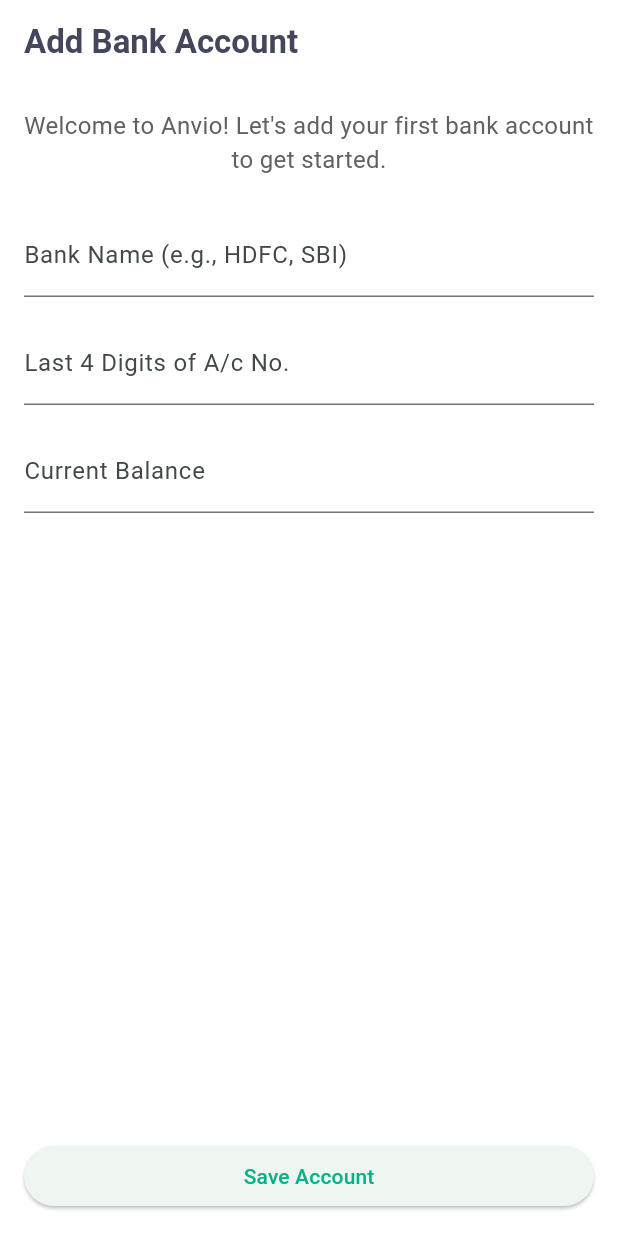
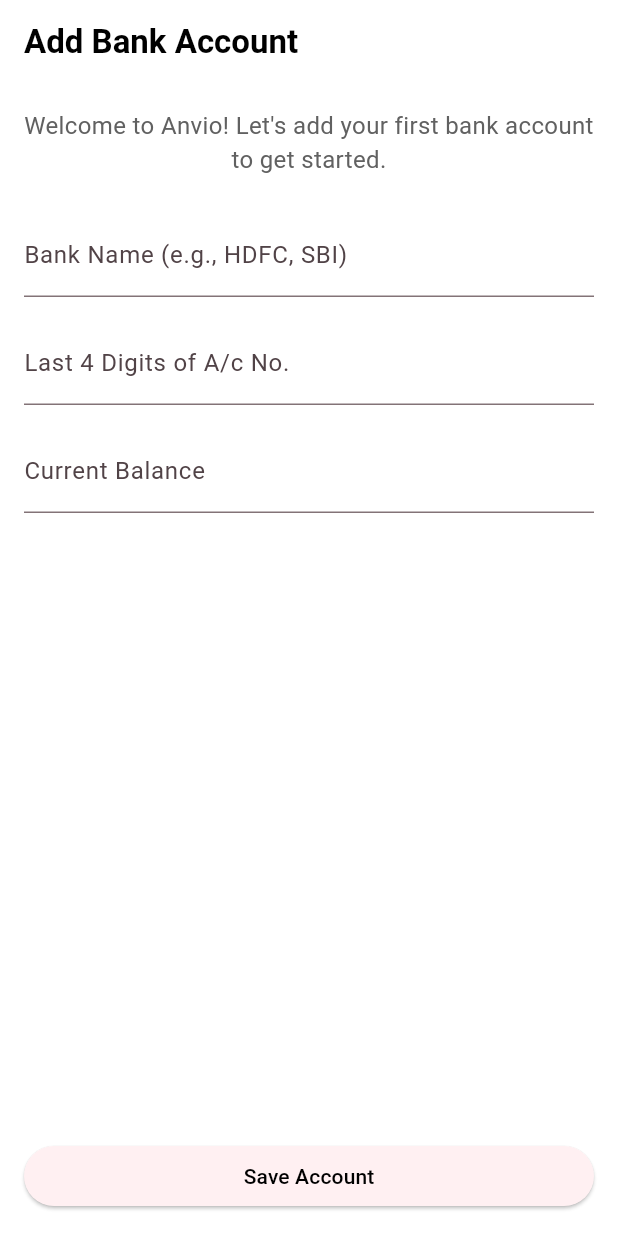
Before and after one commit to anant2704/anvio, a Flutter app: the screen it shows after launch, on a phone screen of 412 x 824 dp. Run offline on Flutter 3.47's test engine with Material 3 defaults, Android fonts, the phone set to English and light mode, and no system bars; our stand-ins replace fl_chart, hive, hive_flutter, permission_handler; missing offline and left inert: flutter_sms_inbox; accounts and stored records are empty.

Commit message:
Updated theme

```diff
--- a/lib/main.dart
+++ b/lib/main.dart
@@ -1,5 +1,3 @@
-// 📂 anvio/lib/main.dart
-
 import 'package:flutter/material.dart';
 import 'package:hive_flutter/hive_flutter.dart';
 import 'models/account.dart';
@@ -34,23 +32,18 @@ class AnvioApp extends StatelessWidget {
       debugShowCheckedModeBanner: false,
       theme: _buildTheme(Brightness.light),
       darkTheme: _buildTheme(Brightness.dark),
-      themeMode: ThemeMode.system,
+      themeMode: ThemeMode.system, // Or set to ThemeMode.dark to force dark mode
       home: const StartupScreen(),
     );
   }
 
   ThemeData _buildTheme(Brightness brightness) {
-    // GitHub Dark Theme Colors
-    const ghDarkBg = Color(0xFF0d1117);
-    const ghDarkCard = Color(0xFF161b22);
-    const ghDarkAccent = Color(0xFF58a6ff);
-    const ghDarkGreen = Color(0xFF3fb950);
-
-    // Groww Light Theme Colors
-    const gwLightBg = Color(0xFFFFFFFF);
-    const gwLightCard = Color(0xFFF5F5F5);
-    const gwLightAccent = Color(0xFF00B386);
-    const gwLightText = Color(0xFF44475b);
+    // Black & White Theme Colors
+    final bgColor = brightness == Brightness.dark ? Colors.black : Colors.white;
+    final cardColor = brightness == Brightness.dark ? const Color(0xFF1C1C1E) : const Color(0xFFF2F2F7);
+    final accentColor = brightness == Brightness.dark ? Colors.white : Colors.black;
+    final textColor = brightness == Brightness.dark ? Colors.white : Colors.black;
+    final subtleTextColor = brightness == Brightness.dark ? Colors.white70 : Colors.black54;
 
     var baseTheme = ThemeData(
       brightness: brightness,
@@ -58,41 +51,41 @@ class AnvioApp extends StatelessWidget {
     );
 
     return baseTheme.copyWith(
-      scaffoldBackgroundColor: brightness == Brightness.dark ? ghDarkBg : gwLightBg,
+      scaffoldBackgroundColor: bgColor,
       colorScheme: ColorScheme.fromSeed(
-        seedColor: brightness == Brightness.dark ? ghDarkAccent : gwLightAccent,
+        seedColor: accentColor,
         brightness: brightness,
-        primary: brightness == Brightness.dark ? ghDarkAccent : gwLightAccent,
-        secondary: brightness == Brightness.dark ? ghDarkGreen : Colors.teal,
-        surface: brightness == Brightness.dark ? ghDarkCard : gwLightCard,
-        onSurface: brightness == Brightness.dark ? Colors.white : gwLightText,
+        primary: accentColor,
+        secondary: Colors.grey, // Neutral secondary color
+        surface: cardColor,
+        onSurface: textColor,
       ),
       appBarTheme: AppBarTheme(
         backgroundColor: Colors.transparent,
         elevation: 0,
-        iconTheme: IconThemeData(color: brightness == Brightness.dark ? Colors.white70 : gwLightText),
+        iconTheme: IconThemeData(color: subtleTextColor),
         titleTextStyle: TextStyle(
-          color: brightness == Brightness.dark ? Colors.white : gwLightText,
+          color: textColor,
           fontSize: 22,
           fontWeight: FontWeight.bold,
         ),
       ),
       bottomNavigationBarTheme: BottomNavigationBarThemeData(
-        backgroundColor: brightness == Brightness.dark ? ghDarkCard : gwLightBg,
-        selectedItemColor: brightness == Brightness.dark ? ghDarkAccent : gwLightAccent,
+        backgroundColor: cardColor,
+        selectedItemColor: accentColor,
         unselectedItemColor: Colors.grey,
         elevation: 5,
       ),
       cardTheme: CardThemeData(
         elevation: 0,
-        color: brightness == Brightness.dark ? ghDarkCard : gwLightCard,
+        color: cardColor,
         shape: RoundedRectangleBorder(
           borderRadius: BorderRadius.circular(16),
         ),
       ),
       floatingActionButtonTheme: FloatingActionButtonThemeData(
-        backgroundColor: brightness == Brightness.dark ? ghDarkAccent : gwLightAccent,
-        foregroundColor: brightness == Brightness.dark ? Colors.black : Colors.white,
+        backgroundColor: accentColor,
+        foregroundColor: bgColor,
       ),
     );
   }
--- a/lib/screens/accounts_screen.dart
+++ b/lib/screens/accounts_screen.dart
@@ -103,7 +103,7 @@ class _AccountsScreenState extends State<AccountsScreen> {
                           child: Icon(Icons.account_balance, color: Theme.of(context).colorScheme.primary),
                         ),
                         title: Text(account.bankName, style: const TextStyle(fontWeight: FontWeight.bold)),
-                        subtitle: Text('A/c No. ending in ${account.accountNumber}'),
+                        subtitle: Text('A/c No. ${account.accountNumber}'),
                         trailing: Text(
                           NumberFormat.currency(locale: 'en_IN', symbol: '₹').format(account.balance),
                           style: const TextStyle(fontSize: 16, fontWeight: FontWeight.w500),
--- a/lib/screens/manual_entry_screen.dart
+++ b/lib/screens/manual_entry_screen.dart
@@ -94,7 +94,7 @@ class _ManualEntryScreenState extends State<ManualEntryScreen> {
             return ListTile(
               leading: const Icon(Icons.account_balance),
               title: Text(account.bankName),
-              subtitle: Text("$account.accountNumber"),
+              subtitle: Text("$Account.accountNumber"),
               onTap: () {
                 setState(() {
                   if (isFromAccount) {
```
Also changed, not shown: lib/screens/home_screen.dart (+19 -7 lines), lib/widgets/account_card.dart (+14 -24 lines).
